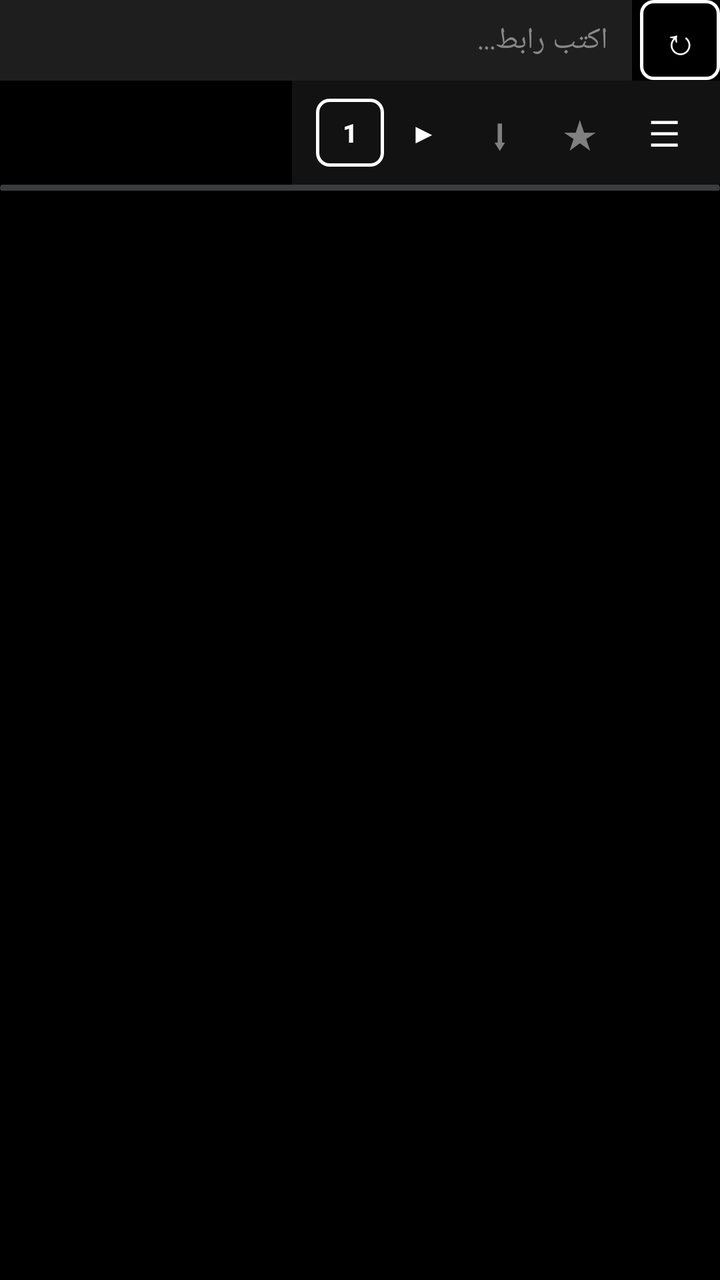
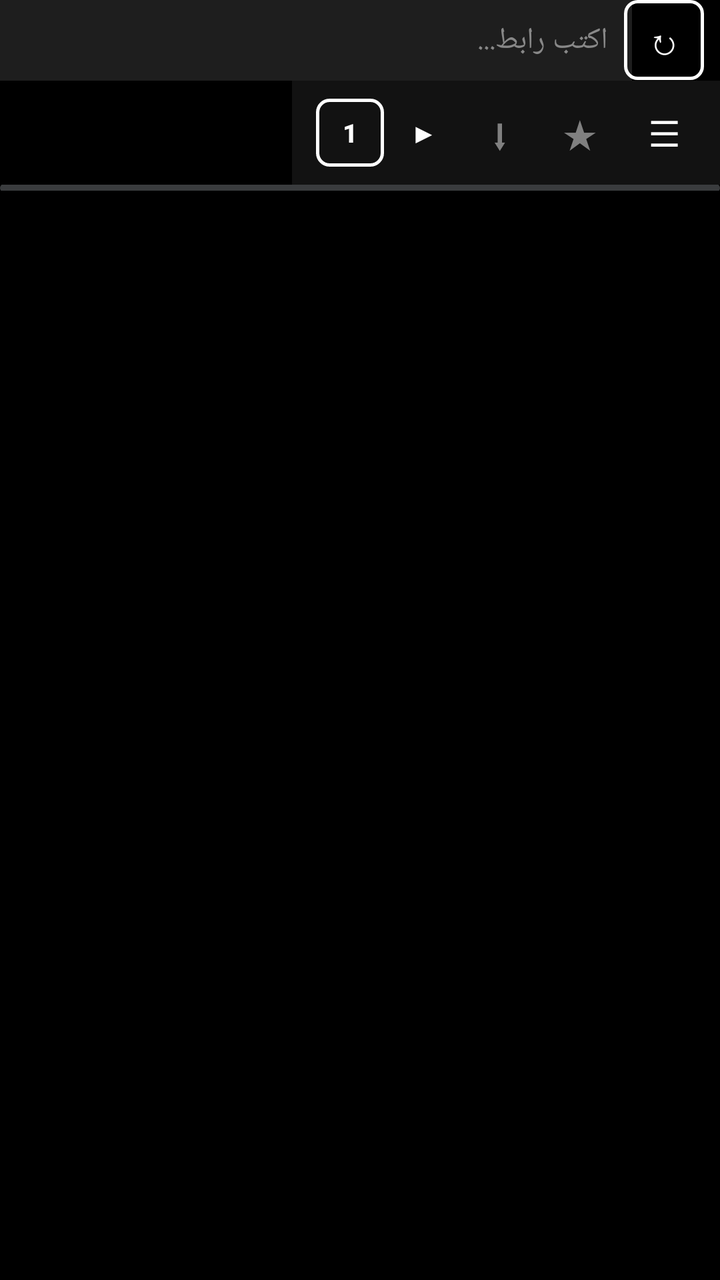

Screens rendered from an Android XML layout before and after an edit, with the pre-edit source and the edit as a unified diff.
<!-- AndroidManifest.xml: application theme android:Theme.DeviceDefault -->
<!-- res/layout/activity_browser.xml -->
<?xml version="1.0" encoding="utf-8"?>
<RelativeLayout xmlns:android="http://schemas.android.com/apk/res/android"
    android:layout_width="match_parent"
    android:layout_height="match_parent"
    android:background="#000000">

    
    <EditText
        android:id="@+id/editUrl"
        android:layout_width="match_parent"
        android:layout_height="wrap_content"
        android:layout_alignParentTop="true"
        android:layout_marginEnd="44dp"
        android:background="#1E1E1E"
        android:hint="اكتب رابط..."
        android:textColorHint="#888888"
        android:imeOptions="actionGo"
        android:inputType="textUri"
        android:maxLines="1"
        android:paddingHorizontal="12dp"
        android:paddingVertical="10dp"
        android:textColor="#FFFFFF"
        android:textSize="15sp" />

    
    <Button
        android:id="@+id/btnReload"
        android:layout_width="40dp"
        android:layout_height="40dp"
        android:layout_alignParentEnd="true"
        android:layout_alignParentTop="true"
        android:background="@drawable/bg_square_outline"
        android:text="↻"
        android:textColor="#FFFFFF"
        android:textSize="18sp" />

    
    <LinearLayout
        android:id="@+id/addressBar"
        android:layout_width="wrap_content"
        android:layout_height="52dp"
        android:layout_below="@id/editUrl"
        android:layout_alignParentEnd="true"
        android:background="#121212"
        android:gravity="center_vertical"
        android:orientation="horizontal"
        android:paddingHorizontal="8dp">

        <Button
            android:id="@+id/btnTabs"
            android:layout_width="34dp"
            android:layout_height="34dp"
            android:layout_marginStart="4dp"
            android:background="@drawable/bg_square_outline"
            android:text="1"
            android:textColor="#FFFFFF"
            android:textSize="13sp"
            android:textStyle="bold" />

        <Button
            android:id="@+id/btnForward"
            android:layout_width="36dp"
            android:layout_height="36dp"
            android:layout_marginStart="2dp"
            android:background="?android:attr/selectableItemBackground"
            android:text="▶"
            android:textColor="#FFFFFF"
            android:textSize="14sp" />

        <Button
            android:id="@+id/btnDownloads"
            android:layout_width="36dp"
            android:layout_height="36dp"
            android:layout_marginStart="2dp"
            android:background="?android:attr/selectableItemBackground"
            android:text="⬇"
            android:textColor="#808080"
            android:textSize="21sp" />

        <Button
            android:id="@+id/btnBookmarkStar"
            android:layout_width="40dp"
            android:layout_height="40dp"
            android:layout_marginStart="2dp"
            android:background="?android:attr/selectableItemBackground"
            android:text="★"
            android:textColor="#808080"
            android:textSize="20sp" />

        <Button
            android:id="@+id/btnBrowserMenu"
            android:layout_width="40dp"
            android:layout_height="40dp"
            android:layout_marginStart="2dp"
            android:background="?android:attr/selectableItemBackground"
            android:text="☰"
            android:textColor="#FFFFFF"
            android:textSize="18sp" />
    </LinearLayout>

    <ProgressBar
        android:id="@+id/progressBar"
        style="?android:attr/progressBarStyleHorizontal"
        android:layout_width="match_parent"
        android:layout_height="3dp"
        android:layout_below="@id/addressBar"
        android:max="100" />

    <FrameLayout
        android:id="@+id/webViewContainer"
        android:layout_width="match_parent"
        android:layout_height="match_parent"
        android:layout_below="@id/progressBar" />

</RelativeLayout>
<!-- resources referenced by this layout -->
<resources>
  <!-- drawable bg_square_outline (drawable) -->
  <?xml version="1.0" encoding="utf-8"?>
  <shape xmlns:android="http://schemas.android.com/apk/res/android"
      android:shape="rectangle">
      <corners android:radius="6dp" />
      <stroke android:width="1.5dp" android:color="#FFFFFF" />
      <solid android:color="#00000000" />
  </shape>
</resources>

<!-- the commit's change to res/layout/activity_browser.xml (unified diff, before → after) -->
@@ -29,6 +29,7 @@
         android:layout_height="40dp"
         android:layout_alignParentEnd="true"
         android:layout_alignParentTop="true"
+        android:layout_marginEnd="8dp"
         android:background="@drawable/bg_square_outline"
         android:text="↻"
         android:textColor="#FFFFFF"
